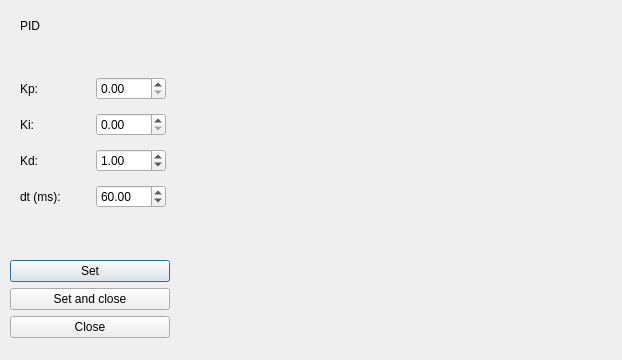
The window that pid_gui.ui (Kestrel96/Tryton) describes before a commit, drawn with Qt 5.
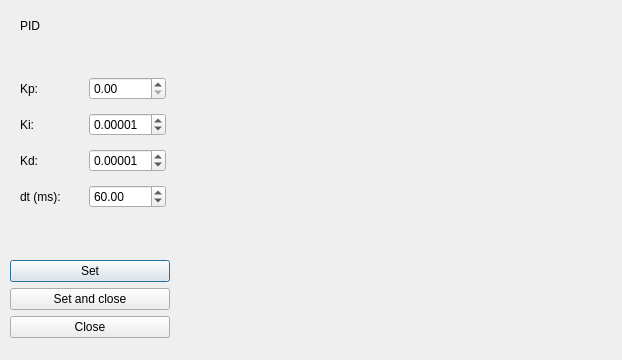
The same window after the commit. Custom widgets are drawn as their Qt base class.

Commit message: dziala xd

Patch:
```diff
--- a/pid_gui.ui
+++ b/pid_gui.ui
@@ -50,7 +50,17 @@
      </widget>
     </item>
     <item row="1" column="1">
-     <widget class="QDoubleSpinBox" name="Ki_SpinBox"/>
+     <widget class="QDoubleSpinBox" name="Ki_SpinBox">
+      <property name="decimals">
+       <number>5</number>
+      </property>
+      <property name="singleStep">
+       <double>0.000001000000000</double>
+      </property>
+      <property name="value">
+       <double>0.000010000000000</double>
+      </property>
+     </widget>
     </item>
     <item row="0" column="1">
      <widget class="QDoubleSpinBox" name="Kp_SpinBox"/>
@@ -71,8 +81,14 @@
     </item>
     <item row="2" column="1">
      <widget class="QDoubleSpinBox" name="Kd_SpinBox">
+      <property name="decimals">
+       <number>5</number>
+      </property>
+      <property name="singleStep">
+       <double>0.001000000000000</double>
+      </property>
       <property name="value">
-       <double>1.000000000000000</double>
+       <double>0.000010000000000</double>
       </property>
      </widget>
     </item>
```
The commit also changes 2 other files.
